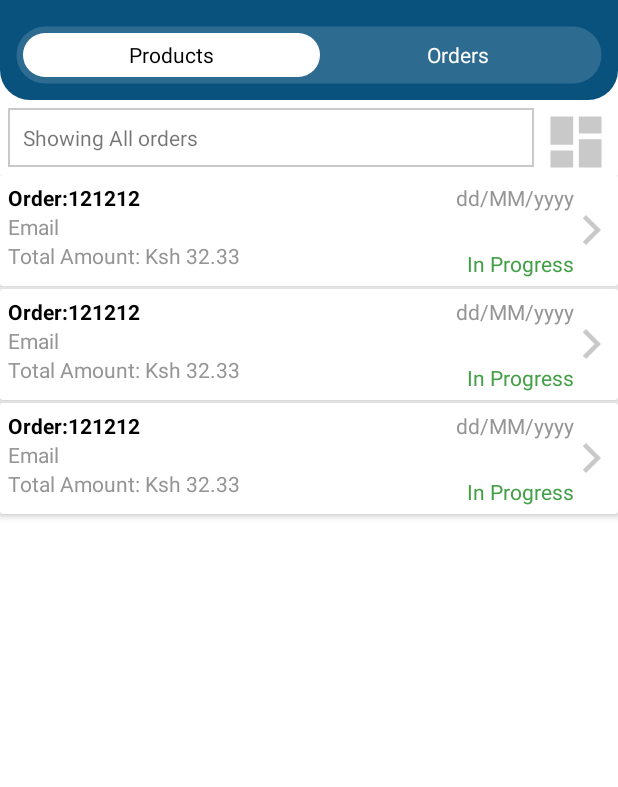
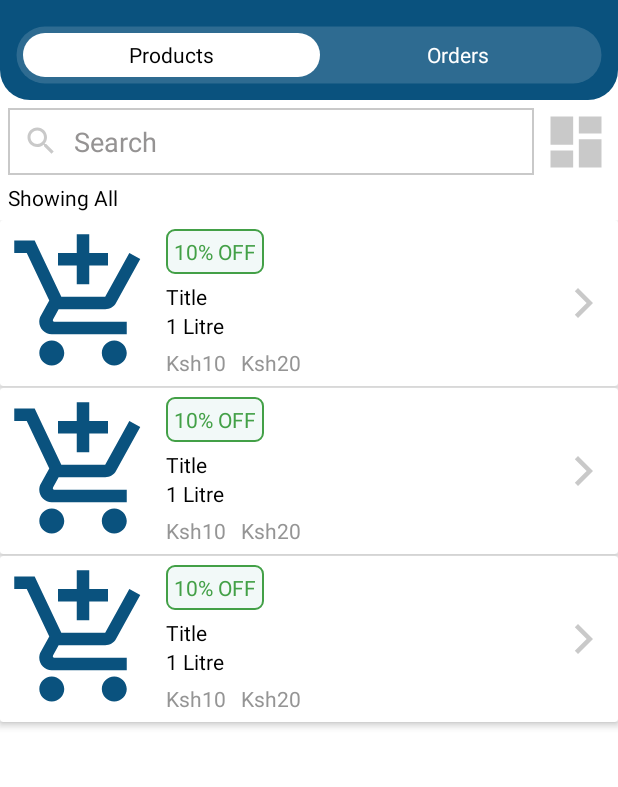
Before and after one commit to 122928/BigTuna, an Android app: the layout activity_main_seller.xml on its own in the app's theme, with its tools: preview values and no code run, on a phone screen of 412 x 824 dp, the part 103-890 px from its top. Run offline under Robolectric (Android 15) with nearby library versions, the phone set to English and light mode, and no system bars; plain views replace CircularImageView.

Commit message:
Final Version changes

```diff
--- a/app/src/main/java/com/kanyi/bigtuna/activities/OrderDetailsUsersActivity.java
+++ b/app/src/main/java/com/kanyi/bigtuna/activities/OrderDetailsUsersActivity.java
@@ -133,6 +133,8 @@ public class OrderDetailsUsersActivity extends AppCompatActivity {
                         String latitude =""+dataSnapshot.child("latitude").getValue();
                         String longitude =""+dataSnapshot.child("longitude").getValue();
 
+
+
                         Calendar calendar = Calendar.getInstance ();
                         calendar.setTimeInMillis(Long.parseLong ( orderTime ));
                         String formattedDate =  DateFormat.format ( "dd/MM/yyyy hh:mm a",calendar ).toString ();
@@ -151,7 +153,8 @@ public class OrderDetailsUsersActivity extends AppCompatActivity {
 
                     orderIdTv.setText(orderId);
                     orderStatusTv.setText(orderStatus);
-                    amountTv.setText("Ksh"+orderCost+"[Including delivery fee Ksh"+ deliveryFee+"]");
+                    //include delivery fee later
+                    amountTv.setText("Ksh"+orderCost);
                     dateTv.setText(formattedDate);
 
                     findAddress(latitude,longitude);
--- a/app/src/main/res/layout/activity_main_seller.xml
+++ b/app/src/main/res/layout/activity_main_seller.xml
@@ -134,10 +134,9 @@
     <!--Products-->
     <RelativeLayout
         android:id="@+id/productsRl"
-        android:visibility="gone"
         android:layout_below="@id/toolbarRl"
         android:layout_width="match_parent"
-        android:layout_height="wrap_content">
+        android:layout_height="match_parent">
         <!--SearchView-->
         <EditText
             android:id="@+id/searchProductEt"
@@ -192,7 +191,8 @@
         android:id="@+id/ordersRl"
         android:layout_below="@id/toolbarRl"
         android:layout_width="match_parent"
-        android:layout_height="match_parent">
+        android:layout_height="match_parent"
+        android:visibility="gone">
 
         <TextView
             android:id="@+id/filteredOrdersTv"
--- a/app/src/main/res/layout/row_product_seller.xml
+++ b/app/src/main/res/layout/row_product_seller.xml
@@ -1,7 +1,7 @@
 <?xml version="1.0" encoding="utf-8"?>
 <androidx.cardview.widget.CardView xmlns:android="http://schemas.android.com/apk/res/android"
     android:layout_width="match_parent"
-    android:layout_height="match_parent"
+    android:layout_height="wrap_content"
     xmlns:app="http://schemas.android.com/apk/res-auto"
     android:layout_marginBottom="1dp"
     app:cardElevation="3dp"
--- a/app/src/main/res/layout/row_product_user.xml
+++ b/app/src/main/res/layout/row_product_user.xml
@@ -1,7 +1,7 @@
 <?xml version="1.0" encoding="utf-8"?>
 <androidx.cardview.widget.CardView xmlns:android="http://schemas.android.com/apk/res/android"
     android:layout_width="match_parent"
-    android:layout_height="match_parent"
+    android:layout_height="wrap_content"
     xmlns:app="http://schemas.android.com/apk/res-auto"
     android:layout_marginBottom="1dp"
     app:cardElevation="3dp"
```
